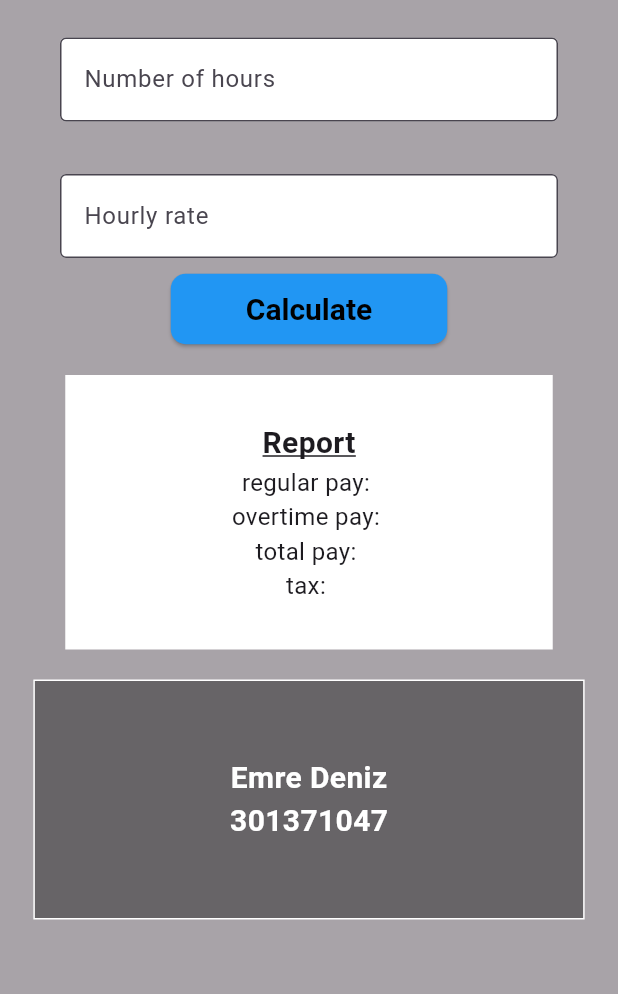
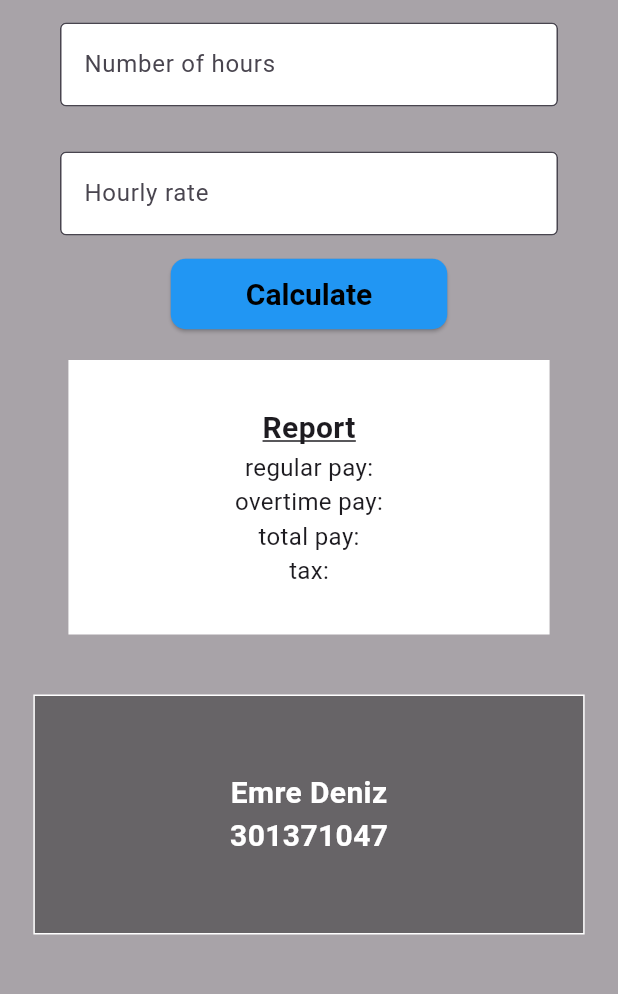
Before and after one commit to EmreDenizz/Flutter-Pay-Calculator, a Flutter app: the screen it shows after launch, on a phone screen of 412 x 824 dp, the part 84-1078 px from its top. Run offline on Flutter 3.47's test engine with Material 3 defaults, Android fonts, the phone set to English and light mode, and no system bars.

Commit message:
Small style changes

```diff
--- a/lib/main.dart
+++ b/lib/main.dart
@@ -1,3 +1,6 @@
+/// @author Emre Deniz
+/// @date Jan 26, 2024
+
 import 'package:flutter/material.dart';
 
 void main() => runApp(const MyApp());
@@ -34,11 +37,11 @@ class MyFormState extends State<MyForm> {
   TextEditingController numberOfHours = TextEditingController();
   TextEditingController hourlyRate = TextEditingController();
 
-  // Define output result texts
-  String regularPayOutput = "regular pay: ";
-  String overtimePayOutput = "overtime pay: ";
-  String totalPayOutput = "total pay: ";
-  String taxOutput = "tax: ";
+  // Define initial output result texts
+  String regularPayOutput = "regular pay:";
+  String overtimePayOutput = "overtime pay:";
+  String totalPayOutput = "total pay:";
+  String taxOutput = "tax:";
 
   @override
   Widget build(BuildContext context) {
@@ -49,12 +52,11 @@ class MyFormState extends State<MyForm> {
           Form(
             key: _formKey,
             child: Column(
-              crossAxisAlignment: CrossAxisAlignment.start,
               children: [
                 // Text input: "Number of hours"
                 Padding(
                   padding:
-                      const EdgeInsets.symmetric(horizontal: 40, vertical: 25),
+                      const EdgeInsets.symmetric(horizontal: 40, vertical: 15),
                   child: TextFormField(
                     controller: numberOfHours,
                     keyboardType: TextInputType.number,
@@ -75,7 +77,7 @@ class MyFormState extends State<MyForm> {
                 // Text input: "Hourly rate"
                 Padding(
                   padding:
-                      const EdgeInsets.symmetric(horizontal: 40, vertical: 10),
+                      const EdgeInsets.symmetric(horizontal: 40, vertical: 15),
                   child: TextFormField(
                     controller: hourlyRate,
                     keyboardType: TextInputType.number,
@@ -170,7 +172,7 @@ class MyFormState extends State<MyForm> {
               ])),
           // About part
           Container(
-              margin: const EdgeInsets.only(top: 20),
+              margin: const EdgeInsets.only(top: 40),
               padding:
                   const EdgeInsets.symmetric(vertical: 50, horizontal: 130),
               decoration: BoxDecoration(
```
